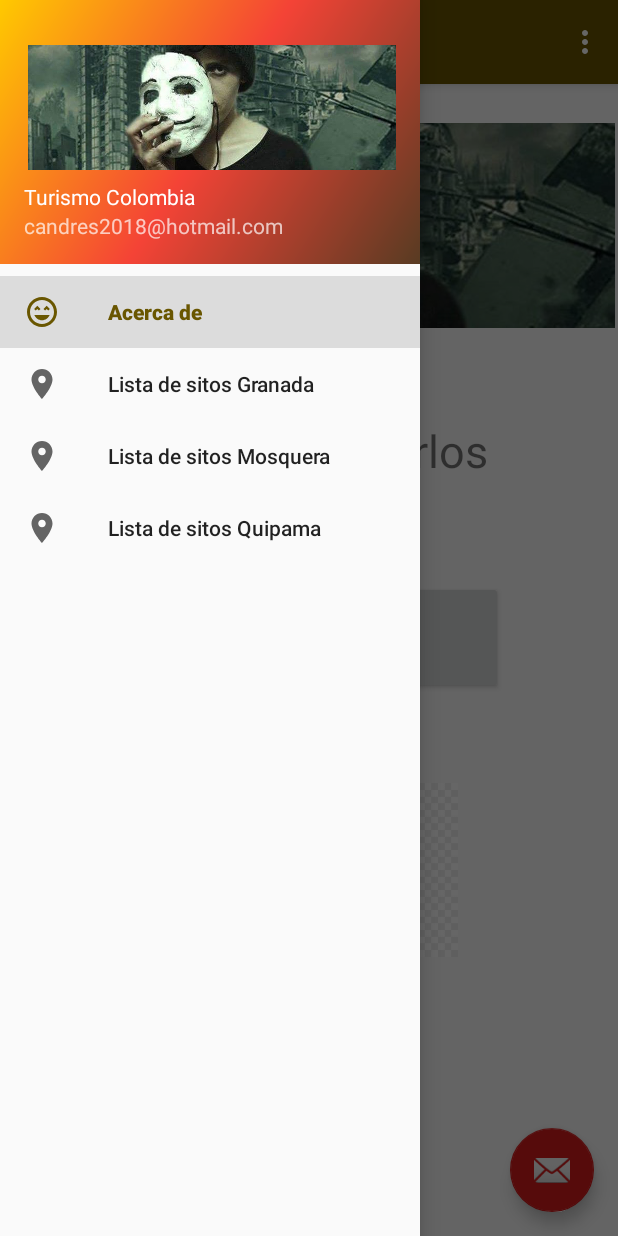
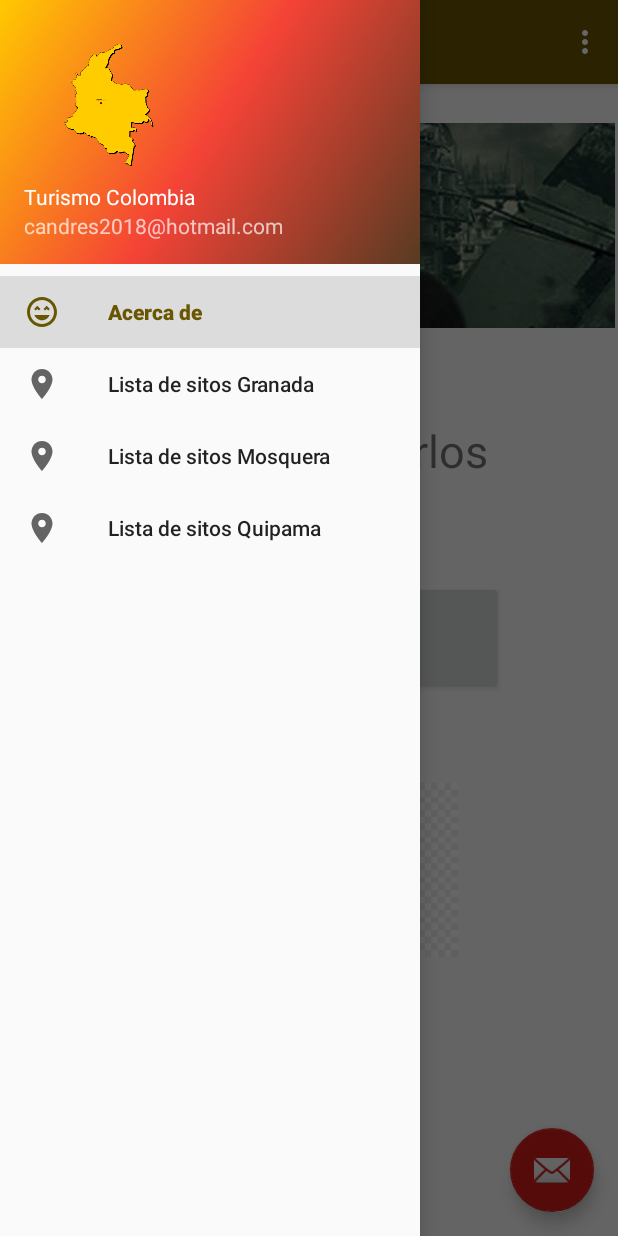
Before and after one commit to candres2018/TurismoColombia3, an Android app: the screen it shows after launch (MainActivity), with the side drawer open, on a phone screen of 412 x 824 dp. Run offline under Robolectric (Android 15) with nearby library versions, the phone set to English and light mode, and no system bars; our stand-ins replace navigation-ui; pictures from the network do not load.

```diff
--- a/app/src/main/res/layout/nav_header_main.xml
+++ b/app/src/main/res/layout/nav_header_main.xml
@@ -14,11 +14,11 @@
 
     <ImageView
         android:id="@+id/imageView"
-        android:layout_width="255dp"
-        android:layout_height="91dp"
+        android:layout_width="110dp"
+        android:layout_height="94dp"
         android:contentDescription="@string/nav_header_desc"
         android:paddingTop="@dimen/nav_header_vertical_spacing"
-        app:srcCompat="@drawable/andres2" />
+        app:srcCompat="@drawable/colombia" />
 
     <TextView
         android:layout_width="match_parent"
--- a/app/src/main/res/values/strings.xml
+++ b/app/src/main/res/values/strings.xml
@@ -10,8 +10,6 @@
     <string name="menu_gallery">Lista de sitos Granada</string>
     <string name="menu_slideshow">Lista de sitos Mosquera</string>
     <string name="menu_tools">Lista de sitos Quipama</string>
-    <string name="menu_share">Share</string>
-    <string name="menu_send">Send</string>
     <string name="bienvenido">Bienvenido a</string>
     <string name="volver">Salir</string>
     <string name="textView_acerca">Creado por         Carlos Ocaña</string>
```
Also changed, not shown: app/src/main/res/drawable-v24/colombia.png (added), 1 other file.
